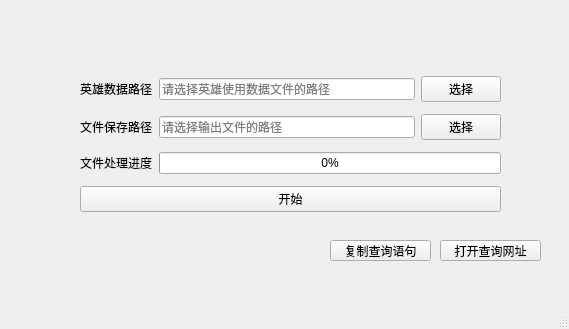
This is main.ui in anlitop/HeroUseSoft as Qt 5 draws it before an edit. The edited form follows.
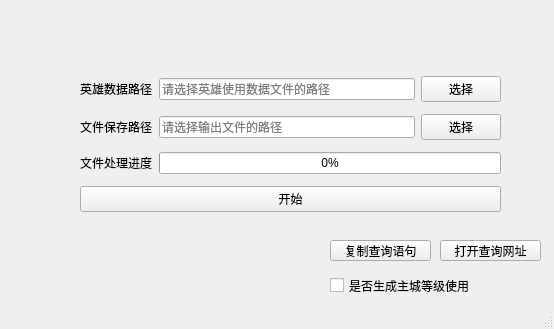
This is the edited form.

Commit message: 增加了主城等级排序

The edit to the form file:
```diff
--- a/main.ui
+++ b/main.ui
@@ -9,7 +9,7 @@
    <rect>
     <x>0</x>
     <y>0</y>
-    <width>569</width>
+    <width>554</width>
     <height>329</height>
    </rect>
   </property>
@@ -121,6 +121,19 @@
      <string>打开查询网址</string>
     </property>
    </widget>
+   <widget class="QCheckBox" name="gen_pve_level_btn">
+    <property name="geometry">
+     <rect>
+      <x>330</x>
+      <y>275</y>
+      <width>241</width>
+      <height>21</height>
+     </rect>
+    </property>
+    <property name="text">
+     <string>是否生成主城等级使用</string>
+    </property>
+   </widget>
   </widget>
   <widget class="QStatusBar" name="statusbar"/>
  </widget>
```
The commit also changes 8 other files.
